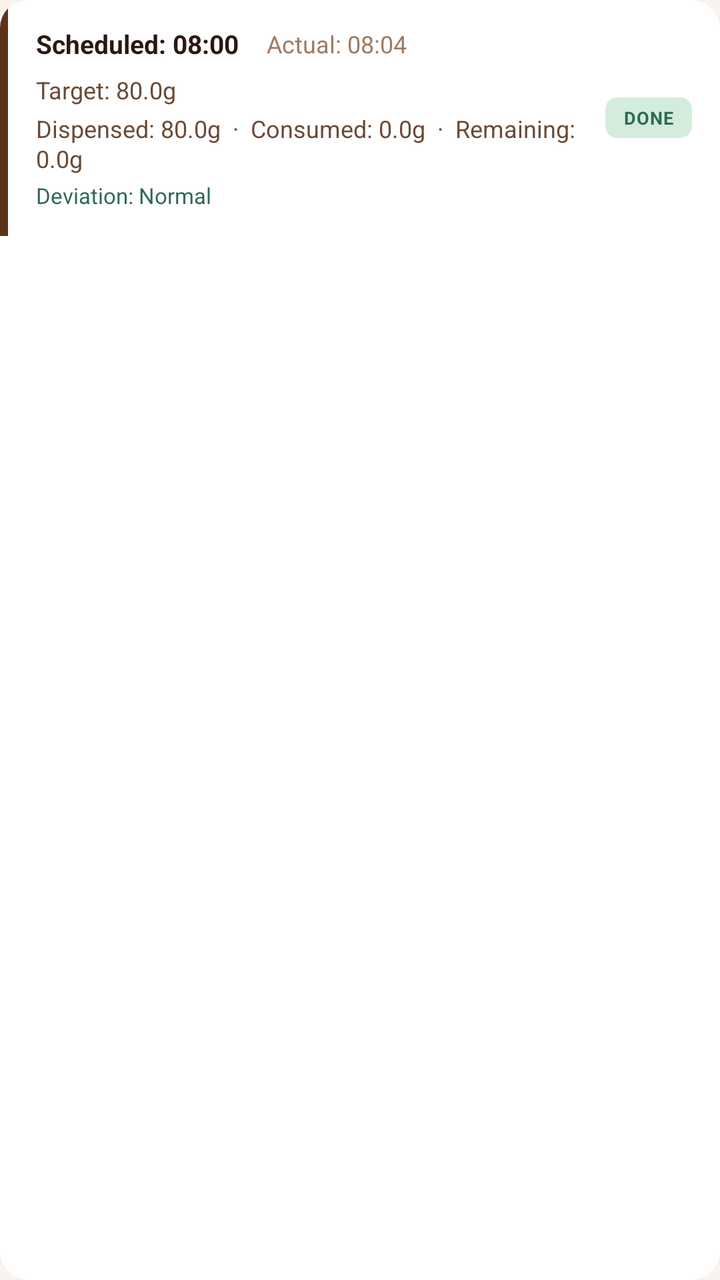
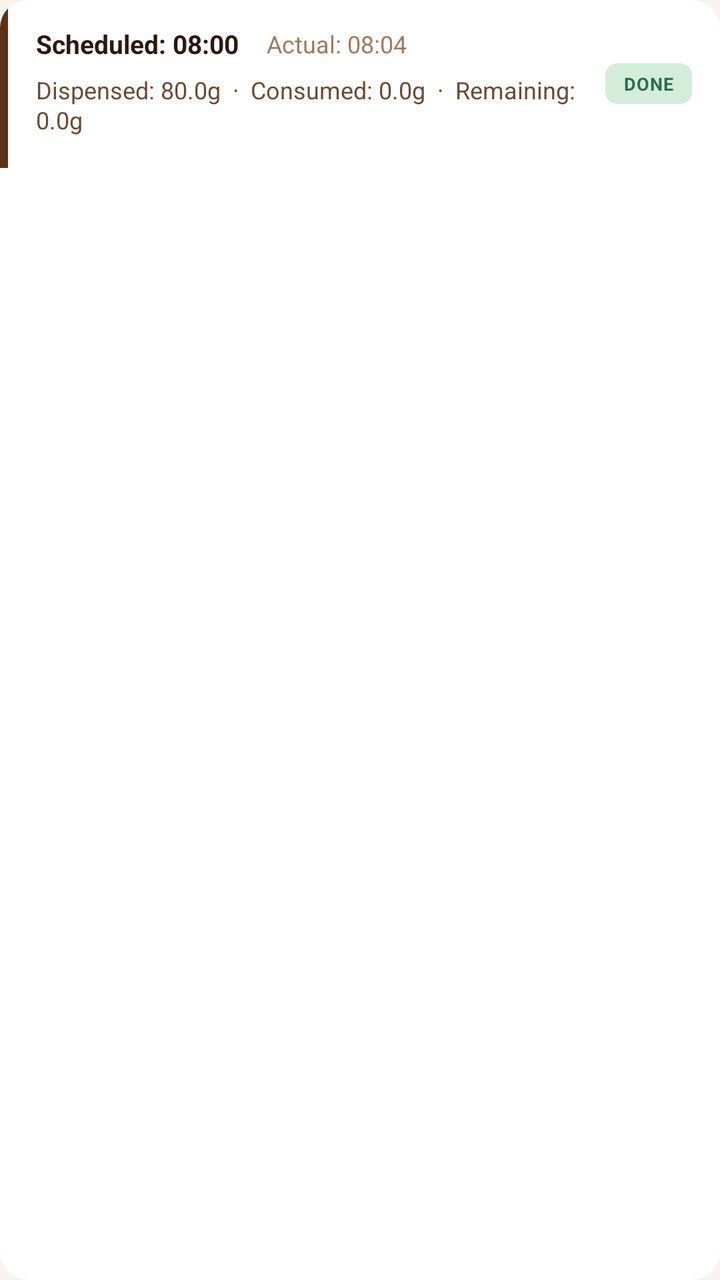

The first picture is an Android layout as it rendered before a commit; the second is the same layout after the commit. The layout source and the unified diff follow.
<!-- AndroidManifest.xml: application theme Theme.SmartPetFeeder -->
<!-- res/layout/item_feeding_record.xml -->
<?xml version="1.0" encoding="utf-8"?>
<androidx.cardview.widget.CardView
    xmlns:android="http://schemas.android.com/apk/res/android"
    xmlns:app="http://schemas.android.com/apk/res-auto"
    android:id="@+id/cardFeedingRecord"
    android:layout_width="match_parent"
    android:layout_height="wrap_content"
    android:layout_marginBottom="8dp"
    app:cardCornerRadius="14dp"
    app:cardElevation="0dp"
    app:cardBackgroundColor="@color/colorSurface"
    app:strokeWidth="1dp"
    app:strokeColor="@color/colorDivider">

    <LinearLayout
        android:layout_width="match_parent"
        android:layout_height="wrap_content"
        android:orientation="horizontal">

        <View
            android:id="@+id/statusAccent"
            android:layout_width="4dp"
            android:layout_height="match_parent"
            android:background="@color/colorPrimary"/>

        <LinearLayout
            android:layout_width="0dp"
            android:layout_height="wrap_content"
            android:layout_weight="1"
            android:orientation="vertical"
            android:paddingStart="14dp"
            android:paddingEnd="10dp"
            android:paddingTop="13dp"
            android:paddingBottom="13dp">

            <LinearLayout
                android:layout_width="match_parent"
                android:layout_height="wrap_content"
                android:orientation="horizontal"
                android:gravity="center_vertical"
                android:layout_marginBottom="6dp">

                <TextView
                    android:id="@+id/tvScheduledTime"
                    android:layout_width="wrap_content"
                    android:layout_height="wrap_content"
                    android:text="Scheduled: 08:00"
                    android:textSize="13sp"
                    android:textStyle="bold"
                    android:textColor="@color/colorTextPrimary"
                    android:layout_marginEnd="14dp"/>

                <TextView
                    android:id="@+id/tvActualTime"
                    android:layout_width="wrap_content"
                    android:layout_height="wrap_content"
                    android:text="Actual: 08:04"
                    android:textSize="12sp"
                    android:textColor="@color/colorTextMuted"/>

            </LinearLayout>

            <TextView
                android:id="@+id/tvTargetWeight"
                android:layout_width="match_parent"
                android:layout_height="wrap_content"
                android:text="Target: 80.0g"
                android:textSize="12sp"
                android:textColor="@color/colorTextSecondary"
                android:layout_marginBottom="3dp"/>

            <TextView
                android:id="@+id/tvDispensedWeight"
                android:layout_width="match_parent"
                android:layout_height="wrap_content"
                android:text="Dispensed: 80.0g  ·  Consumed: 0.0g  ·  Remaining: 0.0g"
                android:textSize="12sp"
                android:textColor="@color/colorTextSecondary"
                android:maxLines="6"
                android:ellipsize="end"
                android:lineSpacingExtra="1dp"
                android:layout_marginBottom="3dp"/>

            <TextView
                android:id="@+id/tvDeviation"
                android:layout_width="wrap_content"
                android:layout_height="wrap_content"
                android:text="Deviation: Normal"
                android:textSize="11sp"
                android:textColor="@color/colorStatusCompleted"/>

        </LinearLayout>

        <TextView
            android:id="@+id/tvStatusBadge"
            android:layout_width="wrap_content"
            android:layout_height="wrap_content"
            android:layout_gravity="center_vertical"
            android:layout_marginEnd="14dp"
            android:paddingStart="9dp"
            android:paddingEnd="9dp"
            android:paddingTop="4dp"
            android:paddingBottom="4dp"
            android:text="DONE"
            android:textSize="9sp"
            android:textStyle="bold"
            android:textAllCaps="true"
            android:letterSpacing="0.04"
            android:background="@drawable/badge_completed"
            android:textColor="@color/colorStatusCompleted"/>

    </LinearLayout>

</androidx.cardview.widget.CardView>
<!-- resources referenced by this layout -->
<resources>
  <color name="colorDivider">#EAE0D8</color>
  <color name="colorPrimary">#5C3317</color>
  <color name="colorStatusCompleted">#2D6A4F</color>
  <color name="colorSurface">#FFFFFF</color>
  <color name="colorTextMuted">#9E7A61</color>
  <color name="colorTextPrimary">#2C1810</color>
  <color name="colorTextSecondary">#6B4A35</color>
  <!-- drawable badge_completed (drawable) -->
  <?xml version="1.0" encoding="utf-8"?>
  <shape xmlns:android="http://schemas.android.com/apk/res/android"
      android:shape="rectangle">
      <solid android:color="@color/colorBadgeCompleted"/>
      <corners android:radius="6dp"/>
  </shape>
  <color name="colorBadgeCompleted">#D4EDDA</color>
  <color name="colorPrimaryDark">#3A1F0B</color>
  <color name="colorTextOnPrimary">#FFFFFF</color>
  <color name="colorAccent">#D4731A</color>
  <color name="colorBackground">#F8F3EE</color>
  <color name="colorRipple">#265C3317</color>
  <style name="Widget.SmartPetFeeder.Button" parent="Widget.MaterialComponents.Button">
          <item name="cornerRadius">12dp</item>
          <item name="android:textAllCaps">false</item>
          <item name="android:textSize">14sp</item>
          <item name="android:letterSpacing">0.01</item>
          <item name="android:paddingTop">14dp</item>
          <item name="android:paddingBottom">14dp</item>
          <item name="android:insetTop">0dp</item>
          <item name="android:insetBottom">0dp</item>
          <item name="backgroundTint">@color/colorPrimary</item>
          <item name="android:textColor">@color/colorTextOnPrimary</item>
          <item name="android:stateListAnimator">@null</item>
          <item name="elevation">0dp</item>
      </style>
  <style name="Widget.SmartPetFeeder.TextInputLayout" parent="Widget.MaterialComponents.TextInputLayout.OutlinedBox">
          <item name="boxCornerRadiusTopStart">12dp</item>
          <item name="boxCornerRadiusTopEnd">12dp</item>
          <item name="boxCornerRadiusBottomStart">12dp</item>
          <item name="boxCornerRadiusBottomEnd">12dp</item>
          <item name="boxStrokeColor">@color/text_input_stroke</item>
          <item name="hintTextColor">@color/colorTextMuted</item>
          <item name="boxStrokeWidth">1.5dp</item>
          <item name="boxStrokeWidthFocused">2dp</item>
          <item name="boxBackgroundColor">@color/colorSurface</item>
      </style>
  <style name="ShapeAppearance.SmartPetFeeder.Dialog" parent="ShapeAppearance.MaterialComponents.MediumComponent">
          <item name="cornerFamily">rounded</item>
          <item name="cornerSize">20dp</item>
      </style>
  <style name="TextAppearance.SmartPetFeeder.Dialog.Title" parent="MaterialAlertDialog.MaterialComponents.Title.Text">
          <item name="android:textSize">18sp</item>
          <item name="android:textStyle">bold</item>
          <item name="android:textColor">@color/colorTextPrimary</item>
          <item name="android:letterSpacing">-0.01</item>
      </style>
  <style name="TextAppearance.SmartPetFeeder.Dialog.Body" parent="TextAppearance.MaterialComponents.Body1">
          <item name="android:textSize">14sp</item>
          <item name="android:textColor">@color/colorTextSecondary</item>
          <item name="android:lineSpacingExtra">3dp</item>
      </style>
  <style name="Widget.SmartPetFeeder.Button.Dialog.Positive" parent="Widget.MaterialComponents.Button.TextButton.Dialog">
          <item name="android:textColor">@color/colorPrimary</item>
          <item name="android:textStyle">bold</item>
          <item name="android:textSize">14sp</item>
          <item name="android:textAllCaps">false</item>
          <item name="rippleColor">@color/colorRipple</item>
      </style>
  <style name="Widget.SmartPetFeeder.Button.Dialog.Negative" parent="Widget.MaterialComponents.Button.TextButton.Dialog">
          <item name="android:textColor">@color/colorTextMuted</item>
          <item name="android:textSize">14sp</item>
          <item name="android:textAllCaps">false</item>
          <item name="rippleColor">@color/colorRipple</item>
      </style>
  <!-- unchanged entries left out for length: 2 -->
</resources>

<!-- the commit's change to res/layout/item_feeding_record.xml (unified diff, before → after) -->
@@ -61,15 +61,6 @@
             </LinearLayout>
 
             <TextView
-                android:id="@+id/tvTargetWeight"
-                android:layout_width="match_parent"
-                android:layout_height="wrap_content"
-                android:text="Target: 80.0g"
-                android:textSize="12sp"
-                android:textColor="@color/colorTextSecondary"
-                android:layout_marginBottom="3dp"/>
-
-            <TextView
                 android:id="@+id/tvDispensedWeight"
                 android:layout_width="match_parent"
                 android:layout_height="wrap_content"
@@ -80,14 +71,6 @@
                 android:ellipsize="end"
                 android:lineSpacingExtra="1dp"
                 android:layout_marginBottom="3dp"/>
-
-            <TextView
-                android:id="@+id/tvDeviation"
-                android:layout_width="wrap_content"
-                android:layout_height="wrap_content"
-                android:text="Deviation: Normal"
-                android:textSize="11sp"
-                android:textColor="@color/colorStatusCompleted"/>
 
         </LinearLayout>
 
